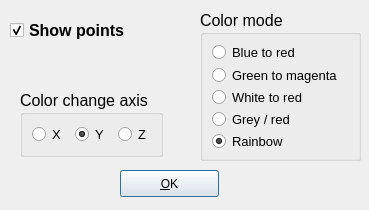
zy31415/pcd_viewer, file colordialog.ui: the form before one commit.
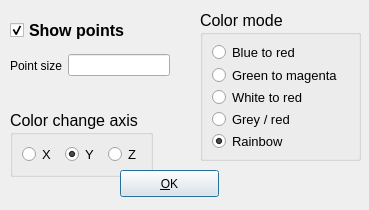
The form after the commit.

```diff
--- a/colordialog.ui
+++ b/colordialog.ui
@@ -40,10 +40,10 @@
   <widget class="QGroupBox" name="groupBox_Axis">
    <property name="geometry">
     <rect>
-     <x>20</x>
-     <y>90</y>
+     <x>10</x>
+     <y>110</y>
      <width>160</width>
-     <height>81</height>
+     <height>61</height>
     </rect>
    </property>
    <property name="sizePolicy">
@@ -321,6 +321,28 @@
     <bool>true</bool>
    </property>
   </widget>
+  <widget class="QWidget" name="horizontalLayoutWidget">
+   <property name="geometry">
+    <rect>
+     <x>10</x>
+     <y>50</y>
+     <width>160</width>
+     <height>31</height>
+    </rect>
+   </property>
+   <layout class="QHBoxLayout" name="horizontalLayout_2">
+    <item>
+     <widget class="QLabel" name="label">
+      <property name="text">
+       <string>Point size</string>
+      </property>
+     </widget>
+    </item>
+    <item>
+     <widget class="QLineEdit" name="lineEdit"/>
+    </item>
+   </layout>
+  </widget>
  </widget>
  <resources/>
  <connections>
```
